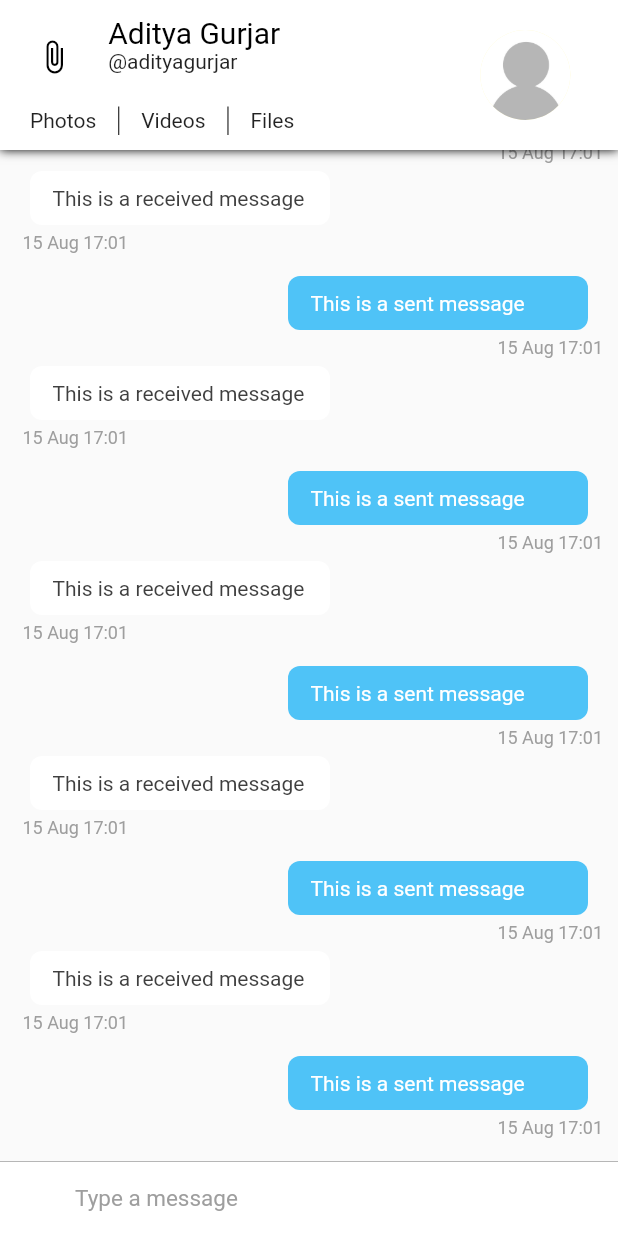
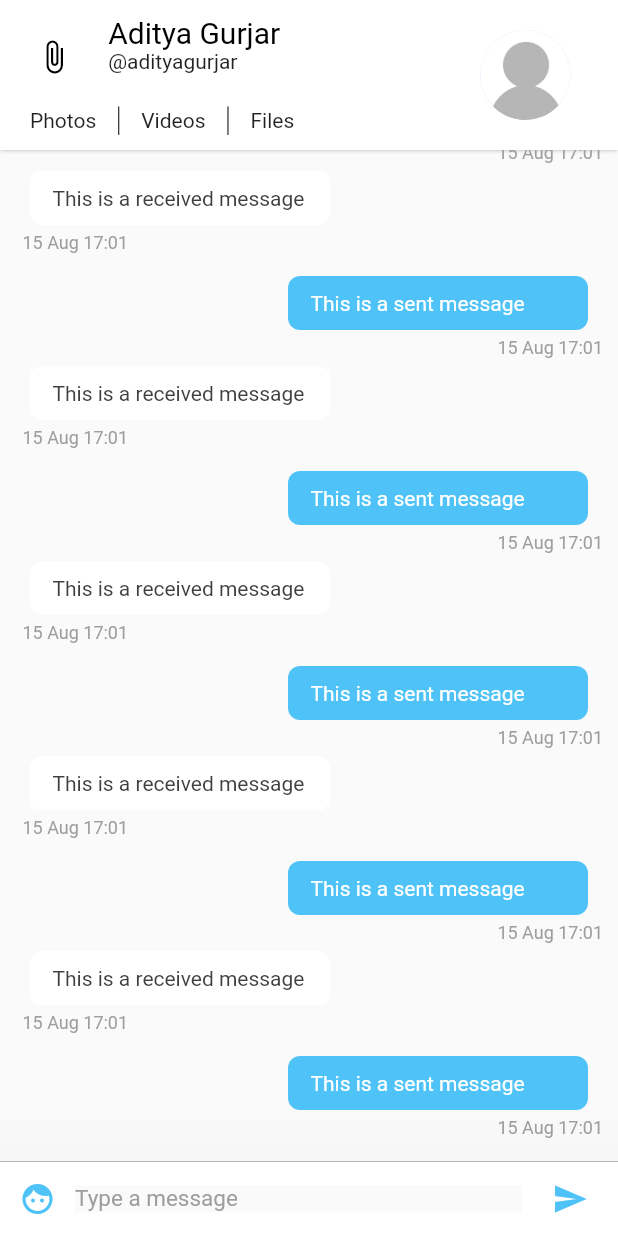
Before and after one commit to otuzoglu/messio, a Flutter app: the ConversationPage screen opened directly, on a phone screen of 412 x 824 dp. Run offline on Flutter 3.47's test engine with Material 2 defaults, Android fonts, the light colour scheme and no system bars; missing offline and left inert: rubber.

Commit message:
DAy6-7 v1

```diff
--- /dev/null
+++ b/lib/config/Styles.dart
@@ -0,0 +1,14 @@
+import 'package:flutter/material.dart';
+
+import 'Palette.dart';
+
+class Styles {
+  static TextStyle textHeading = TextStyle(
+      color: Palette.primaryTextColor, fontSize: 20); // Text style for the name
+  static TextStyle subHeading =
+      TextStyle(color: Palette.primaryTextColor, fontSize: 14);
+  static TextStyle text = TextStyle(color: Palette.secondaryTextColor);
+  static TextStyle subText = TextStyle(color: Palette.greyColor);
+  static TextStyle date = TextStyle(
+      color: Palette.greyColor, fontSize: 12.0, fontStyle: FontStyle.normal);
+}
--- a/lib/pages/ConversationPage.dart
+++ b/lib/pages/ConversationPage.dart
@@ -1,28 +1,44 @@
 import 'package:flutter/material.dart';
+import 'package:messio/config/Palette.dart';
 import 'package:messio/widgets/ChatAppBar.dart';
 import 'package:messio/widgets/ChatListWidget.dart';
+import 'package:messio/widgets/ConversationBottomSheet.dart';
 import 'package:messio/widgets/InputWidget.dart';
 
 class ConversationPage extends StatefulWidget {
   @override
   _ConversationPageState createState() => _ConversationPageState();
+
   const ConversationPage();
 }
 
 class _ConversationPageState extends State<ConversationPage> {
+  final GlobalKey<ScaffoldState> _scaffoldKey = new GlobalKey<ScaffoldState>();
+
   @override
   Widget build(BuildContext context) {
     return SafeArea(
-      child: Scaffold(
-        appBar: ChatAppBar(),
-        body: Stack(
-          children: [
-            Column(
-              children: [ChatListWidget(), InputWidget()],
-            ),
-          ],
-        ),
-      ),
-    );
+        child: Scaffold(
+            key: _scaffoldKey,
+            appBar: ChatAppBar(), // Custom app bar for chat screen
+            body: Container(
+                color: Palette.chatBackgroundColor,
+                child: Stack(children: <Widget>[
+                  Column(
+                    children: <Widget>[
+                      ChatListWidget(),
+                      GestureDetector(
+                          child: InputWidget(),
+                          onPanUpdate: (details) {
+                            if (details.delta.dy < 0) {
+                              _scaffoldKey.currentState.showBottomSheet<Null>(
+                                  (BuildContext context) {
+                                return ConversationBottomSheet();
+                              });
+                            }
+                          })
+                    ],
+                  ),
+                ]))));
   }
 }
--- a/lib/widgets/ChatAppBar.dart
+++ b/lib/widgets/ChatAppBar.dart
@@ -1,6 +1,7 @@
 import 'package:flutter/material.dart';
 import 'package:messio/config/Assets.dart';
 import 'package:messio/config/Palette.dart';
+import 'package:messio/config/Styles.dart';
 
 class ChatAppBar extends StatelessWidget implements PreferredSizeWidget {
   final double height = 100;
@@ -8,14 +9,12 @@
 
   @override
   Widget build(BuildContext context) {
-    var textHeading = TextStyle(color: Palette.primaryTextColor, fontSize: 20);
-    var textStyle = TextStyle(color: Palette.secondaryTextColor);
-
     return Container(
       decoration: BoxDecoration(boxShadow: [
         BoxShadow(
-          color: Colors.black,
-          blurRadius: 5.0,
+          color: Colors.grey,
+          blurRadius: 2.0,
+          spreadRadius: 0.1,
         ),
       ]),
       child: Container(
@@ -50,8 +49,9 @@
                               mainAxisAlignment: MainAxisAlignment.center,
                               mainAxisSize: MainAxisSize.min,
                               children: <Widget>[
-                                Text('Aditya Gurjar', style: textHeading),
-                                Text('@adityagurjar', style: textStyle)
+                                Text('Aditya Gurjar',
+                                    style: Styles.textHeading),
+                                Text('@adityagurjar', style: Styles.text)
                               ],
                             ))),
                       ],
@@ -67,7 +67,7 @@
                         children: [
                           Text(
                             'Photos',
-                            style: textStyle,
+                            style: Styles.text,
                           ),
                           VerticalDivider(
                             width: 30,
@@ -75,13 +75,13 @@
                           ),
                           Text(
                             'Videos',
-                            style: textStyle,
+                            style: Styles.text,
                           ),
                           VerticalDivider(
                             width: 30,
                             color: Palette.primaryTextColor,
                           ),
-                          Text('Files', style: textStyle)
+                          Text('Files', style: Styles.text)
                         ]),
                   ),
                 ),
--- a/lib/widgets/ChatItemWidget.dart
+++ b/lib/widgets/ChatItemWidget.dart
@@ -1,6 +1,7 @@
 import 'package:flutter/material.dart';
 import 'package:messio/config/Palette.dart';
 import 'package:intl/intl.dart';
+import 'package:messio/config/Styles.dart';
 
 class ChatItemWidget extends StatelessWidget {
   final int index;
@@ -35,10 +36,7 @@
             child: Text(
               DateFormat('dd MMM kk:mm')
                   .format(DateTime.fromMillisecondsSinceEpoch(1565888474278)),
-              style: TextStyle(
-                  color: Palette.greyColor,
-                  fontSize: 12,
-                  fontStyle: FontStyle.normal),
+              style: Styles.date,
             ),
             margin: EdgeInsets.only(left: 5.0, top: 5.0, bottom: 5.0),
           )
@@ -68,10 +66,7 @@
               child: Text(
                 DateFormat('dd MMM kk:mm')
                     .format(DateTime.fromMillisecondsSinceEpoch(1565888474278)),
-                style: TextStyle(
-                    color: Palette.greyColor,
-                    fontSize: 12.0,
-                    fontStyle: FontStyle.normal),
+                style: Styles.date,
               ),
               margin: EdgeInsets.only(left: 5, top: 5, bottom: 5),
             )
--- a/lib/widgets/InputWidget.dart
+++ b/lib/widgets/InputWidget.dart
@@ -1,5 +1,6 @@
 import 'package:flutter/material.dart';
 import 'package:messio/config/Palette.dart';
+import 'package:messio/widgets/ConversationBottomSheet.dart';
 
 class InputWidget extends StatelessWidget {
   final TextEditingController textEditingController = TextEditingController();
@@ -8,27 +9,42 @@
 
   @override
   Widget build(BuildContext context) {
-    return Container(
-      child: Row(
-        children: [
+    return Material(
+        elevation: 60.0,
+        child: Container(
+          child: Row(children: [
             Container(
               margin: EdgeInsets.symmetric(horizontal: 1.0),
               child: IconButton(
-              onPressed: () => {},
+                onPressed: () => {
+                  showModalBottomSheet(
+                    context: context,
+                    builder: (BuildContext bc) {
+                      return Container(
+                        child: new Wrap(
+                          children: <Widget>[ConversationBottomSheet()],
+                        ),
+                      );
+                    },
+                  ),
+                },
                 icon: Icon(Icons.face),
-              color: Palette.primaryColor,
+                color: Palette.accentColor,
               ),
+              color: Colors.white,
             ),
             Flexible(
+              child: Material(
                 child: Container(
                   child: TextField(
-                style:
-                    TextStyle(color: Palette.primaryTextColor, fontSize: 15.0),
+                    style: TextStyle(
+                        color: Palette.primaryTextColor, fontSize: 15.0),
                     controller: textEditingController,
                     decoration: InputDecoration.collapsed(
                       hintText: 'Type a message',
                       hintStyle: TextStyle(
                         color: Palette.greyColor,
+                      ),
                     ),
                   ),
                 ),
@@ -40,18 +56,18 @@
                 child: IconButton(
                   icon: Icon(Icons.send),
                   onPressed: () => {},
-                color: Palette.primaryColor,
+                  color: Palette.accentColor,
                 ),
               ),
               color: Colors.white,
             )
-        ],
-      ),
+          ]),
           width: double.infinity,
           height: 50.0,
           decoration: BoxDecoration(
-          border: Border(top: BorderSide(color: Palette.greyColor, width: 0.5)),
+              border:
+                  Border(top: BorderSide(color: Palette.greyColor, width: 0.5)),
               color: Colors.white),
-    );
+        ));
   }
 }
--- a/pubspec.yaml
+++ b/pubspec.yaml
@@ -29,6 +29,7 @@
   # Use with the CupertinoIcons class for iOS style icons.
   cupertino_icons: ^1.0.2
   intl: ^0.17.0
+  rubber: ^1.0.0
 
 dev_dependencies:
   flutter_test:
```
Also changed, not shown: lib/main.dart (+4 -23 lines), lib/pages/ConversationPageList.dart (deleted, +0 -23 lines), lib/pages/ConversationPageSlide.dart (added, +34 -0 lines), lib/widgets/ChatRowWidget.dart (added, +54 -0 lines), lib/widgets/ConversationBottomSheet.dart (added, +44 -0 lines), lib/widgets/NavigationPillWidget.dart (added, +39 -0 lines), pubspec.lock, 1 other file. Lines whose indentation alone changed are shown as unchanged.
